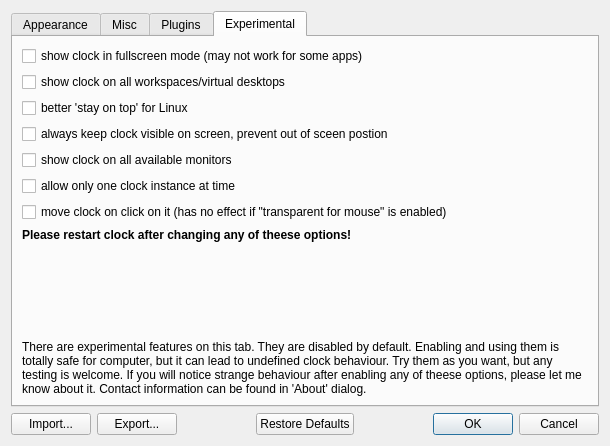
Kolcha/DigitalClock4, file digital_clock/gui/settings_dialog.ui: the form before one commit.
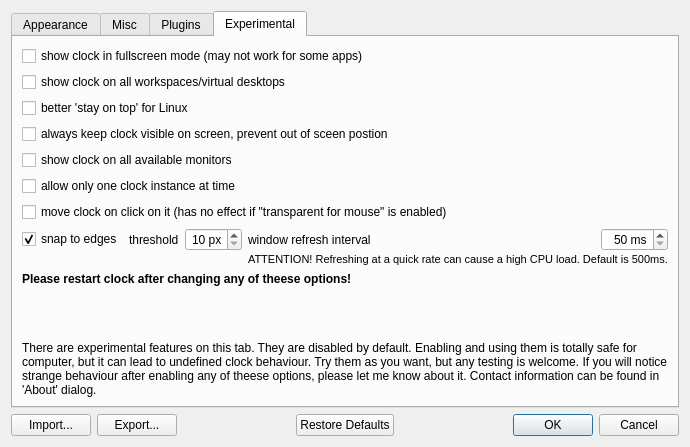
The form after the commit. The open tabs and pages were chosen to show the change. Icons and pictures are not drawn. Custom widgets are drawn as their Qt base class.

Commit message: configurable snap to edges and window update interval

Diff of the .ui file:
```diff
--- a/digital_clock/gui/settings_dialog.ui
+++ b/digital_clock/gui/settings_dialog.ui
@@ -6,8 +6,8 @@
    <rect>
     <x>0</x>
     <y>0</y>
-    <width>610</width>
-    <height>446</height>
+    <width>613</width>
+    <height>447</height>
    </rect>
   </property>
   <property name="windowTitle">
@@ -922,6 +922,112 @@
          </property>
         </widget>
        </item>
+       <item>
+        <layout class="QGridLayout" name="gridLayout_2">
+         <property name="verticalSpacing">
+          <number>2</number>
+         </property>
+         <item row="0" column="5">
+          <widget class="QSpinBox" name="refresh_interval">
+           <property name="alignment">
+            <set>Qt::AlignRight|Qt::AlignTrailing|Qt::AlignVCenter</set>
+           </property>
+           <property name="suffix">
+            <string notr="true"> ms</string>
+           </property>
+           <property name="minimum">
+            <number>50</number>
+           </property>
+           <property name="maximum">
+            <number>500</number>
+           </property>
+          </widget>
+         </item>
+         <item row="0" column="1">
+          <widget class="QLabel" name="snap_threshold_label">
+           <property name="sizePolicy">
+            <sizepolicy hsizetype="MinimumExpanding" vsizetype="Preferred">
+             <horstretch>0</horstretch>
+             <verstretch>0</verstretch>
+            </sizepolicy>
+           </property>
+           <property name="text">
+            <string>threshold</string>
+           </property>
+           <property name="buddy">
+            <cstring>snap_threshold</cstring>
+           </property>
+          </widget>
+         </item>
+         <item row="0" column="2">
+          <widget class="QSpinBox" name="snap_threshold">
+           <property name="alignment">
+            <set>Qt::AlignRight|Qt::AlignTrailing|Qt::AlignVCenter</set>
+           </property>
+           <property name="suffix">
+            <string notr="true"> px</string>
+           </property>
+           <property name="minimum">
+            <number>10</number>
+           </property>
+           <property name="maximum">
+            <number>50</number>
+           </property>
+          </widget>
+         </item>
+         <item row="0" column="4">
+          <widget class="QLabel" name="refresh_interval_label">
+           <property name="sizePolicy">
+            <sizepolicy hsizetype="MinimumExpanding" vsizetype="Preferred">
+             <horstretch>0</horstretch>
+             <verstretch>0</verstretch>
+            </sizepolicy>
+           </property>
+           <property name="text">
+            <string>window refresh interval</string>
+           </property>
+           <property name="buddy">
+            <cstring>refresh_interval</cstring>
+           </property>
+          </widget>
+         </item>
+         <item row="1" column="4" colspan="2">
+          <widget class="QLabel" name="refresh_interval_warning_label">
+           <property name="font">
+            <font>
+             <pointsize>8</pointsize>
+            </font>
+           </property>
+           <property name="text">
+            <string>ATTENTION! Refreshing at a quick rate can cause a high CPU load. Default is 500ms.</string>
+           </property>
+          </widget>
+         </item>
+         <item row="0" column="3">
+          <spacer name="horizontalSpacer_4">
+           <property name="orientation">
+            <enum>Qt::Horizontal</enum>
+           </property>
+           <property name="sizeHint" stdset="0">
+            <size>
+             <width>40</width>
+             <height>20</height>
+            </size>
+           </property>
+          </spacer>
+         </item>
+         <item row="0" column="0">
+          <widget class="QCheckBox" name="snap_to_edges">
+           <property name="text">
+            <string>snap to edges</string>
+           </property>
+           <property name="checked">
+            <bool>true</bool>
+           </property>
+          </widget>
+         </item>
+        </layout>
+       </item>
        <item>
         <widget class="QLabel" name="restart_warning_label">
          <property name="font">
```
Left out of the diff: 32 changed lines with no effect on the pictures. The commit also changes 7 other files.
